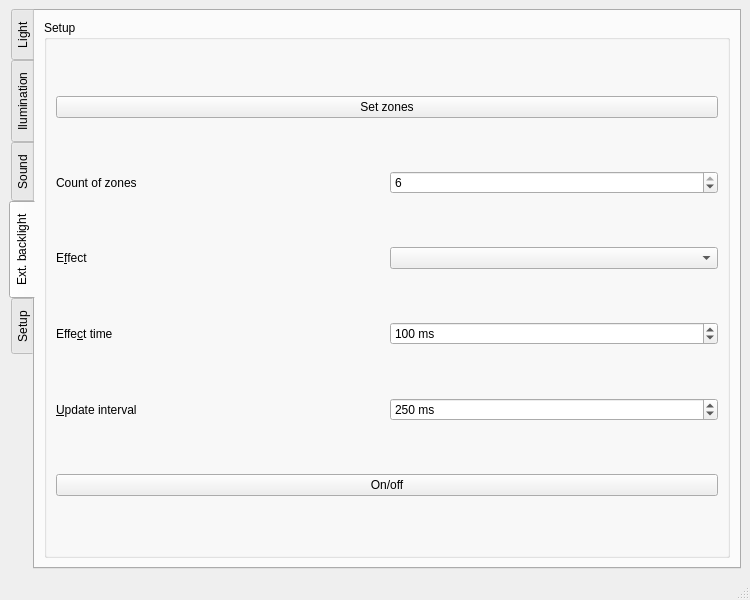
First picture: the form in software/mainwindow.ui, repository elektro-NIK/P3DA, before the edit.
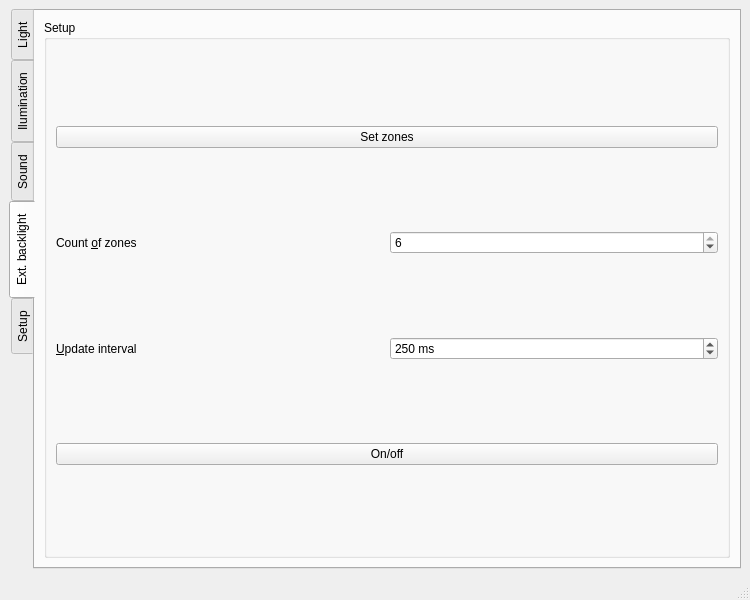
Second picture: the form after the edit. The open tabs and pages were chosen to show the change. Icons and pictures are not drawn. Custom widgets are drawn as their Qt base class.

Commit message: Update ext. backlight tab

```diff
--- a/software/mainwindow.ui
+++ b/software/mainwindow.ui
@@ -1881,16 +1881,6 @@
             </widget>
            </item>
            <item row="6" column="1">
-            <widget class="QLabel" name="label_38">
-             <property name="text">
-              <string>E&amp;ffect</string>
-             </property>
-             <property name="buddy">
-              <cstring>comboBox_effect_backlight</cstring>
-             </property>
-            </widget>
-           </item>
-           <item row="8" column="1">
             <widget class="QLabel" name="label_36">
              <property name="text">
               <string>&amp;Update interval</string>
@@ -1900,36 +1890,7 @@
              </property>
             </widget>
            </item>
-           <item row="7" column="1">
-            <widget class="QLabel" name="label_39">
-             <property name="text">
-              <string>Effe&amp;ct time</string>
-             </property>
-             <property name="buddy">
-              <cstring>spinBox_effect</cstring>
-             </property>
-            </widget>
-           </item>
            <item row="6" column="2">
-            <widget class="QComboBox" name="comboBox_effect_backlight"/>
-           </item>
-           <item row="7" column="2">
-            <widget class="QSpinBox" name="spinBox_effect">
-             <property name="suffix">
-              <string> ms</string>
-             </property>
-             <property name="maximum">
-              <number>5000</number>
-             </property>
-             <property name="singleStep">
-              <number>50</number>
-             </property>
-             <property name="value">
-              <number>100</number>
-             </property>
-            </widget>
-           </item>
-           <item row="8" column="2">
             <widget class="QSpinBox" name="spinBox_update">
              <property name="suffix">
               <string> ms</string>
@@ -1950,6 +1911,9 @@
            </item>
            <item row="1" column="2">
             <widget class="QSpinBox" name="spinBox_count_zones">
+             <property name="minimum">
+              <number>1</number>
+             </property>
              <property name="maximum">
               <number>6</number>
              </property>
@@ -1961,14 +1925,14 @@
            <item row="1" column="1">
             <widget class="QLabel" name="label_4">
              <property name="text">
-              <string>Count of zones</string>
+              <string>Count &amp;of zones</string>
              </property>
              <property name="buddy">
               <cstring>spinBox_count_zones</cstring>
              </property>
             </widget>
            </item>
-           <item row="10" column="1" colspan="2">
+           <item row="8" column="1" colspan="2">
             <widget class="QPushButton" name="pushButton_ext_on_off">
              <property name="text">
               <string>On/off</string>
```
The commit also changes 1 other file.
